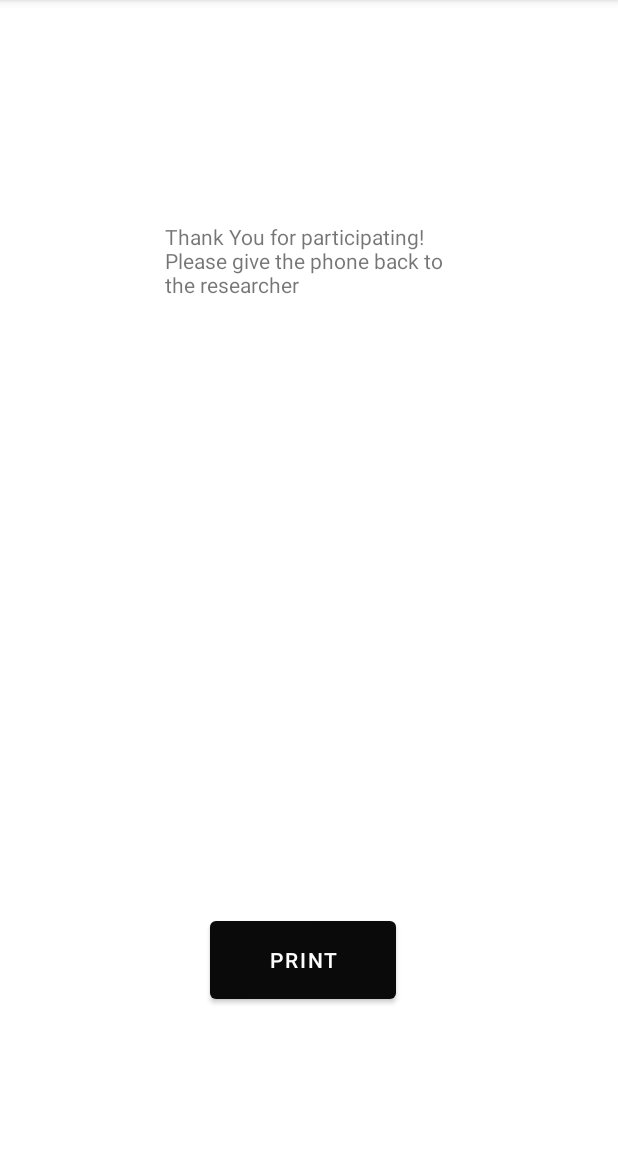
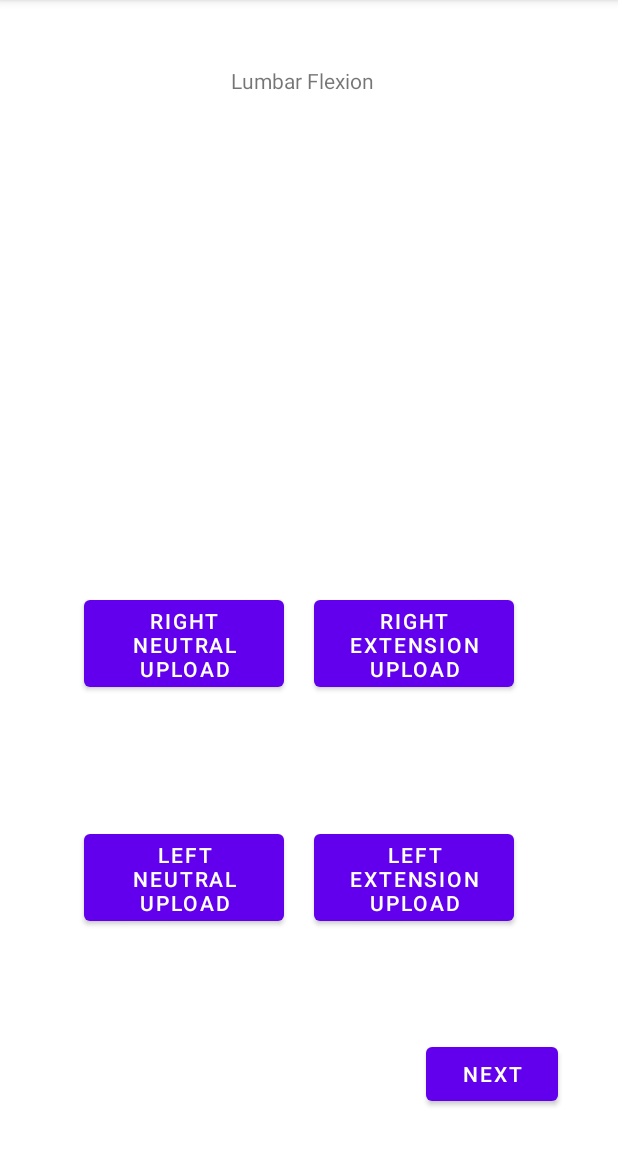
Before and after one commit to shazakam/basmi-pose-caclulator, an Android app: the CervicalActivity screen opened directly, with no data from a screen before it, after a tap on "NEXT", on a phone screen of 412 x 824 dp, the part 84-1236 px from its top. Run offline under Robolectric (Android 15) with nearby library versions, the phone set to English and light mode, and no system bars; libraries missing offline, so code that uses them is left out: com.google.mlkit.vision.

Commit message:
Flexion implemented for ML Kit and MediaPipe

```diff
--- a/app/src/main/java/com/example/basmi_pose_caclulator/CervicalActivity.java
+++ b/app/src/main/java/com/example/basmi_pose_caclulator/CervicalActivity.java
@@ -254,7 +254,7 @@ public class CervicalActivity extends AppCompatActivity {
     }
 
     public void onClickCervicalNext(View view){
-        Intent intent = new Intent(this, EndActivity.class);
+        Intent intent = new Intent(this, LumbarFlexionActivity.class);
         startActivity(intent);
     }
 
--- a/app/src/main/java/com/example/basmi_pose_caclulator/EndActivity.java
+++ b/app/src/main/java/com/example/basmi_pose_caclulator/EndActivity.java
@@ -43,6 +43,9 @@ public class EndActivity extends AppCompatActivity {
         Calculator.printPoses(Calculator.cervicalLeftFace,"CERVICAL LEFT");
         Calculator.printPoses(Calculator.cervicalRightFace,"CERVICAL RIGHT");
 
-
+        Calculator.printPoses(Calculator.flexionLeftNeutralPose,"FLEXION LEFT NEUTRAL");
+        Calculator.printPoses(Calculator.flexionLeftExtensionPose,"FLEXION LEFT EXTENSION");
+        Calculator.printPoses(Calculator.flexionRightNeutralPose,"FLEXION RIGHT NEUTRAL");
+        Calculator.printPoses(Calculator.flexionRightExtensionPose,"FLEXION RIGHT EXTENSION");
     }
 }
--- /dev/null
+++ b/app/src/main/java/com/example/basmi_pose_caclulator/LumbarFlexionActivity.java
@@ -0,0 +1,196 @@
+package com.example.basmi_pose_caclulator;
+
+import androidx.activity.result.ActivityResult;
+import androidx.activity.result.ActivityResultCallback;
+import androidx.activity.result.ActivityResultLauncher;
+import androidx.activity.result.contract.ActivityResultContracts;
+import androidx.annotation.NonNull;
+import androidx.appcompat.app.AppCompatActivity;
+
+import android.content.Context;
+import android.content.Intent;
+import android.graphics.Bitmap;
+import android.graphics.Color;
+import android.net.Uri;
+import android.os.Bundle;
+import android.util.Log;
+import android.view.View;
+import android.widget.Button;
+import android.widget.Toast;
+
+import com.google.android.gms.tasks.OnFailureListener;
+import com.google.android.gms.tasks.OnSuccessListener;
+import com.google.android.gms.tasks.Task;
+import com.google.mlkit.vision.common.InputImage;
+import com.google.mlkit.vision.pose.Pose;
+import com.google.mlkit.vision.pose.PoseDetection;
+import com.google.mlkit.vision.pose.PoseDetector;
+import com.google.mlkit.vision.pose.PoseLandmark;
+import com.google.mlkit.vision.pose.accurate.AccuratePoseDetectorOptions;
+
+import java.io.ByteArrayOutputStream;
+import java.io.IOException;
+
+import okhttp3.OkHttpClient;
+
+public class LumbarFlexionActivity extends AppCompatActivity {
+    int btnClicked;
+    Button leftNeutralButton;
+    Button leftExtensionButton;
+    Button rightExtensionButton;
+    Button rightNeutralButton;
+
+    PoseDetector flexionPoseDetector;
+    AccuratePoseDetectorOptions options = new AccuratePoseDetectorOptions.Builder()
+            .setDetectorMode(AccuratePoseDetectorOptions.SINGLE_IMAGE_MODE)
+            .build();
+
+    OkHttpClient okHttpClient;
+
+    @Override
+    protected void onCreate(Bundle savedInstanceState) {
+        super.onCreate(savedInstanceState);
+        setContentView(R.layout.activity_lumbar_flexion);
+
+        leftNeutralButton = findViewById(R.id.flexionLeftNeutral);
+        leftExtensionButton = findViewById(R.id.flexionLeftExtension);
+        rightNeutralButton = findViewById(R.id.flexionRightNeutral);
+        rightExtensionButton = findViewById(R.id.flexionRightExtension);
+
+        okHttpClient = new OkHttpClient();
+        ServerHandler.checkConnection(okHttpClient,"LUMBAR FLEXION CONNECTED");
+
+
+    }
+
+    ActivityResultLauncher<Intent> getImageFlexion = registerForActivityResult(new ActivityResultContracts.StartActivityForResult(),
+            new ActivityResultCallback<ActivityResult>() {
+                @Override
+
+                public void onActivityResult(ActivityResult result) {
+
+                    if (result.getResultCode() == RESULT_OK && result.getData() != null) {
+
+                        flexionPoseDetector = PoseDetection.getClient(options);
+                        Uri imageUri = result.getData().getData();
+
+                        try {
+                            Bitmap selectedImageBitmap = Calculator.getBitmapFromUri(getContentResolver(),imageUri);
+                            InputImage inputImage;
+                            ByteArrayOutputStream stream = new ByteArrayOutputStream();
+                            inputImage = InputImage.fromBitmap(selectedImageBitmap,0);
+                            if(btnClicked == -1){
+                                ServerHandler.flexionPostImage(-1,selectedImageBitmap,okHttpClient,stream);
+                            }
+                            else if(btnClicked == 0){
+                                ServerHandler.flexionPostImage(0,selectedImageBitmap,okHttpClient,stream);
+                            }
+                            else if(btnClicked == 1){
+                                ServerHandler.flexionPostImage(1,selectedImageBitmap,okHttpClient,stream);
+                            }
+                            else{
+                                ServerHandler.flexionPostImage(2,selectedImageBitmap,okHttpClient,stream);
+                            }
+
+                            //If the pose detector is successful it executes onSuccess
+                            OnSuccessListener<Pose> flexionOnSuccess = new OnSuccessListener<Pose>() {
+                                @Override
+                                public void onSuccess(Pose pose) {
+                                    if(btnClicked == -1){
+                                        leftNeutralButton.setBackgroundColor(Color.GREEN);
+
+                                        leftNeutralButton.setEnabled(false);
+                                        Calculator.flexionLeftNeutralPose = pose;
+                                        Calculator.printPoses(pose);
+                                        toastMessage("Upload Successful");
+                                    }
+                                    else if(btnClicked == 0){
+                                        leftExtensionButton.setBackgroundColor(Color.GREEN);
+                                        leftExtensionButton.setEnabled(false);
+                                        Calculator.flexionLeftExtensionPose = pose;
+                                        Calculator.printPoses(pose);
+                                        toastMessage("Upload Successful");
+
+                                    }
+
+                                    else if(btnClicked == 1){
+                                        rightNeutralButton.setBackgroundColor(Color.GREEN);
+                                        rightNeutralButton.setEnabled(false);
+                                        Calculator.flexionRightNeutralPose= pose;
+                                        Calculator.printPoses(pose);
+                                        toastMessage("Upload Successful");
+
+                                    }
+                                    else if(btnClicked == 2){
+                                        rightExtensionButton.setBackgroundColor(Color.GREEN);
+                                        rightExtensionButton.setEnabled(false);
+                                        Calculator.flexionRightExtensionPose = pose;
+                                        Calculator.printPoses(pose);
+                                        toastMessage("Upload Successful");
+                                    }
+                                    else{
+                                        toastMessage("ERROR");
+                                        return;
+                                    }
+                                }
+                            };
+
+                            Task<Pose> poseResult = flexionPoseDetector.process(inputImage).addOnSuccessListener(flexionOnSuccess).addOnFailureListener(
+                                    new OnFailureListener() {
+                                        @Override
+                                        public void onFailure(@NonNull Exception e) {
+                                            toastMessage("Upload Image Again");
+                                        }
+                                    });
+                        } catch (IOException e) {
+                            e.printStackTrace();
+                        }
+
+                    }
+                }
+            }
+    );
+
+
+    public void onClickFlexionUpload(View view){
+        int btnId = view.getId();
+        if(btnId == R.id.flexionLeftNeutral){
+            btnClicked = -1;
+            Log.d("BUTTON CLICKED","-1");
+        }
+        else if(btnId == R.id.flexionLeftExtension){
+            btnClicked = 0;
+            Log.d("BUTTON CLICKED","0");
+        }
+        else if(btnId == R.id.flexionRightNeutral){
+            btnClicked = 1;
+            Log.d("BUTTON CLICKED","1");
+        }
+
+        else if(btnId == R.id.flexionRightExtension){
+            btnClicked = 2;
+            Log.d("BUTTON CLICKED","2");
+        }
+        else{
+            toastMessage("ERROR WITH BUTTON CHOSEN: " + btnId);
+            return;
+        }
+
+        Intent intent = new Intent(Intent.ACTION_GET_CONTENT);
+        intent.setType("image/*");
+        getImageFlexion.launch(intent);
+    }
+
+    public void onClickFlexionNext(View view){
+        Intent intent = new Intent(this, EndActivity.class);
+        startActivity(intent);
+    }
+
+    public void toastMessage(String message){
+        Context context = getApplicationContext();
+        CharSequence text = message;
+        int duration = Toast.LENGTH_SHORT;
+        Toast toast = Toast.makeText(context, text, duration);
+        toast.show();
+    }
+}
--- /dev/null
+++ b/app/src/main/res/layout/activity_lumbar_flexion.xml
@@ -0,0 +1,75 @@
+<?xml version="1.0" encoding="utf-8"?>
+<androidx.constraintlayout.widget.ConstraintLayout xmlns:android="http://schemas.android.com/apk/res/android"
+    xmlns:app="http://schemas.android.com/apk/res-auto"
+    xmlns:tools="http://schemas.android.com/tools"
+    android:layout_width="match_parent"
+    android:layout_height="match_parent"
+    tools:context=".LumbarFlexionActivity">
+
+    <Button
+        android:id="@+id/flexionRightNeutral"
+        android:layout_width="133dp"
+        android:layout_height="70dp"
+        android:layout_marginStart="56dp"
+        android:layout_marginBottom="304dp"
+        android:onClick="onClickFlexionUpload"
+        android:text="Right Neutral Upload"
+        app:layout_constraintBottom_toBottomOf="parent"
+        app:layout_constraintStart_toStartOf="parent" />
+
+    <Button
+        android:id="@+id/flexionLeftNeutral"
+        android:layout_width="133dp"
+        android:layout_height="70dp"
+        android:layout_marginStart="56dp"
+        android:layout_marginBottom="148dp"
+        android:onClick="onClickFlexionUpload"
+        android:text="left neutral upload"
+        app:layout_constraintBottom_toBottomOf="parent"
+        app:layout_constraintStart_toStartOf="parent" />
+
+    <Button
+        android:id="@+id/flexionLeftExtension"
+        android:layout_width="133dp"
+        android:layout_height="70dp"
+        android:layout_marginStart="20dp"
+        android:onClick="onClickFlexionUpload"
+        android:text="Left extension upload"
+        app:layout_constraintBottom_toBottomOf="@+id/flexionLeftNeutral"
+        app:layout_constraintStart_toEndOf="@+id/flexionLeftNeutral"
+        app:layout_constraintTop_toTopOf="@+id/flexionLeftNeutral"
+        app:layout_constraintVertical_bias="0.0" />
+
+    <Button
+        android:id="@+id/flexionRightExtension"
+        android:layout_width="133dp"
+        android:layout_height="70dp"
+        android:layout_marginStart="20dp"
+        android:onClick="onClickFlexionUpload"
+        android:text="Right Extension upload"
+        app:layout_constraintBottom_toBottomOf="@+id/flexionRightNeutral"
+        app:layout_constraintStart_toEndOf="@+id/flexionRightNeutral"
+        app:layout_constraintTop_toTopOf="@+id/flexionRightNeutral"
+        app:layout_constraintVertical_bias="0.0" />
+
+    <Button
+        android:id="@+id/btnLumbarFlexionNext"
+        android:layout_width="wrap_content"
+        android:layout_height="wrap_content"
+        android:layout_marginEnd="40dp"
+        android:layout_marginBottom="28dp"
+        android:onClick="onClickFlexionNext"
+        android:text="Next"
+        app:layout_constraintBottom_toBottomOf="parent"
+        app:layout_constraintEnd_toEndOf="parent" />
+
+    <TextView
+        android:id="@+id/FlexionTitle"
+        android:layout_width="102dp"
+        android:layout_height="35dp"
+        android:layout_marginTop="44dp"
+        android:layout_marginEnd="156dp"
+        android:text="Lumbar Flexion "
+        app:layout_constraintEnd_toEndOf="parent"
+        app:layout_constraintTop_toTopOf="parent" />
+</androidx.constraintlayout.widget.ConstraintLayout>
```
Also changed, not shown: app/src/main/AndroidManifest.xml (+7 -3 lines), app/src/main/java/com/example/basmi_pose_caclulator/Calculator.java (+19 -0 lines), app/src/main/java/com/example/basmi_pose_caclulator/ServerHandler.java (+52 -5 lines), 10 other files.
